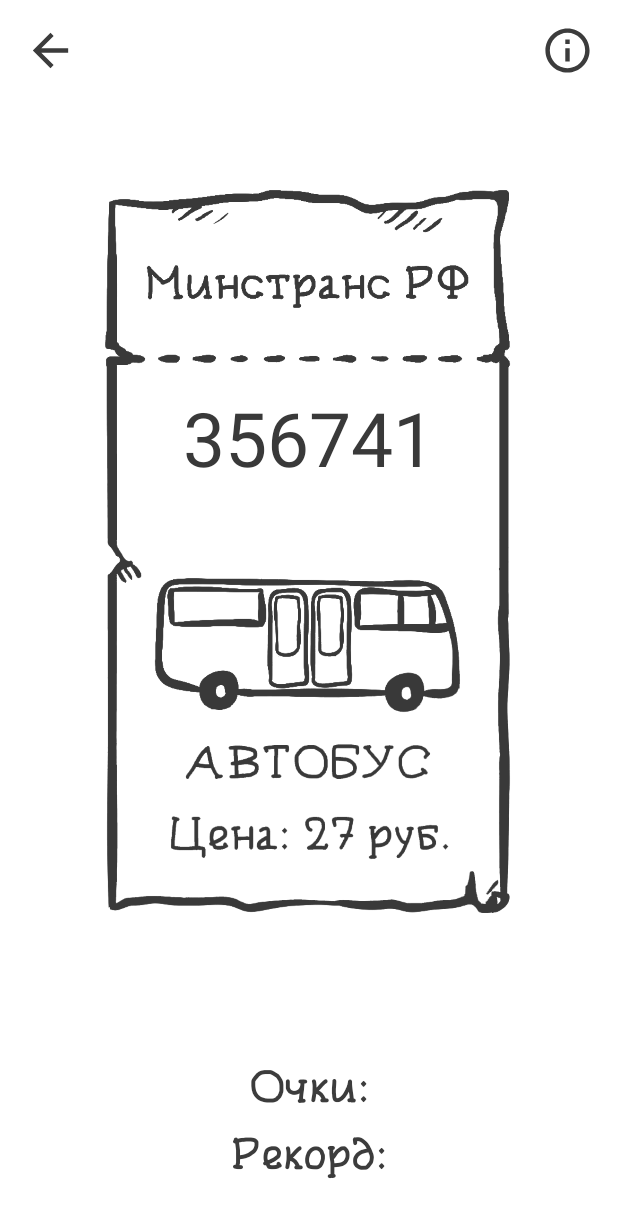
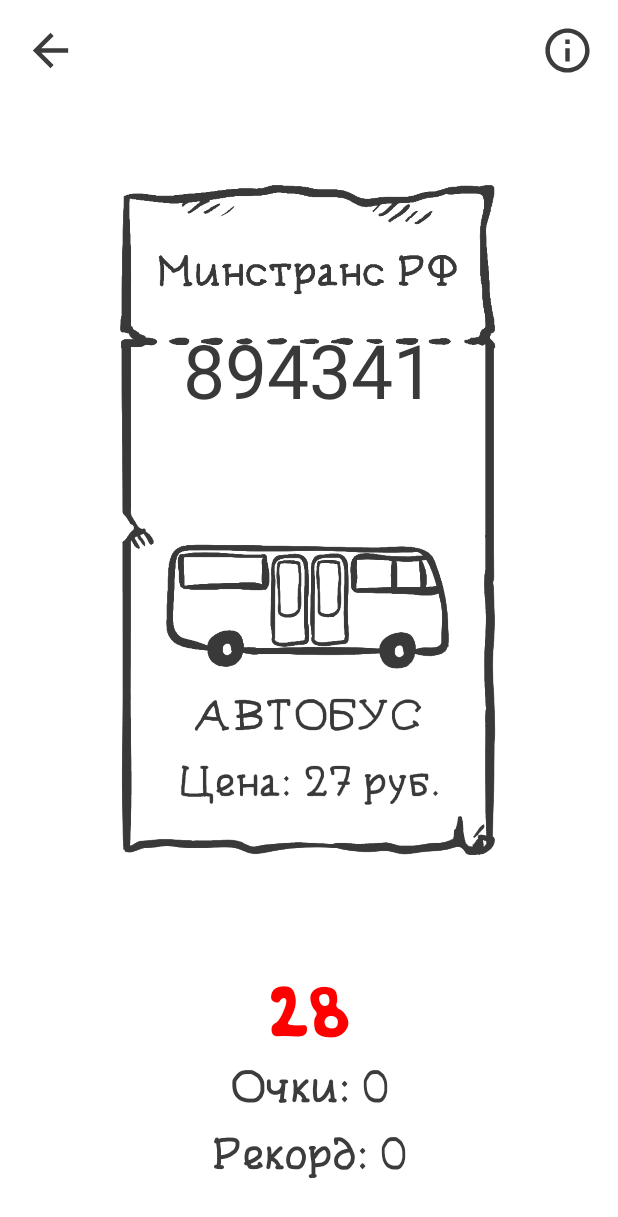
Before and after one commit to whatiamdoing/Ticket, an Android app: the fragment GameFragment shown on its own in the app's theme, on a phone screen of 412 x 824 dp. Shown: the top 1217 px of the screen. Run offline under Robolectric (Android 15) with nearby library versions, the phone set to English and light mode, and no system bars.

Commit message:
Добавлен SharedPreference с рекордами, рефакторинг, стиль, шрифт

```diff
--- a/app/src/main/java/com/ticket/ui/game/fragments/GameFragment.kt
+++ b/app/src/main/java/com/ticket/ui/game/fragments/GameFragment.kt
@@ -1,6 +1,7 @@
 package com.ticket.ui.game.fragments
 
 import android.os.Bundle
+import android.os.CountDownTimer
 import androidx.fragment.app.Fragment
 import android.view.LayoutInflater
 import android.view.View
@@ -8,14 +9,52 @@ import android.view.ViewGroup
 import com.ticket.R
 import com.ticket.ui.menu.MenuActivity
 import com.ticket.ui.tutorial.TutorialActivity
+import com.ticket.utils.Constants.Delays.GAME_DELAY
+import com.ticket.utils.Constants.Timer.MILLISECONDS_IN_SECONDS
+import com.ticket.utils.getUserRecord
+import com.ticket.utils.setUserRecord
 import kotlinx.android.synthetic.main.fragment_game.*
 
 class GameFragment : Fragment() {
+
+    private var points = 0
+
+    private val tickets =
+        arrayOf(114150, 425920, 461812, 479749, 499679, 207513, 401221, 777777, 111111, 222222, 112320, 105320, 543363,
+        333333, 444444, 555555, 666666, 888888, 999999, 367583, 195861, 861159, 673853, 570057, 409607, 229913,
+        524029, 146128, 994769, 104212, 425209, 345903, 123303, 123501, 312015, 543291, 194329, 907295, 333603,
+        123456, 654321, 333467, 567789, 778932, 223589, 737924, 423772, 234688, 782193, 727812, 516923, 352503,
+        234674, 672863, 678216, 261893, 216782, 399337, 680697, 638608, 289389, 711339, 444062, 968615, 405046,
+        132502, 101843, 798424, 780534, 386337, 894341, 468595, 480924, 700738, 145958, 168981, 408438, 212965)
 
     override fun onCreateView(
         inflater: LayoutInflater, container: ViewGroup?,
         savedInstanceState: Bundle?
     ): View? {
+
+        val gameTimer = object : CountDownTimer(
+            GAME_DELAY,
+            MILLISECONDS_IN_SECONDS
+        ){
+            override fun onFinish() {
+                tv_gameTime?.text = "Время вышло"
+                btn_left.isClickable = false
+                btn_right.isClickable = false
+                btn_back.isClickable = true
+                btn_info.isClickable = true
+                if(getUserRecord(activity!!) < points){
+                    setUserRecord(activity!!, points)
+                    tv_record?.text = String.format(getString(R.string.record), points)
+                }
+            }
+            override fun onTick(millisUntilFinished: Long) {
+                tv_gameTime?.text = (millisUntilFinished/MILLISECONDS_IN_SECONDS).toString()
+                btn_back?.isClickable = false
+                btn_info?.isClickable = false
+            }
+        }
+        gameTimer.start()
+
         return inflater.inflate(R.layout.fragment_game, container, false)
         }
 
@@ -23,12 +62,38 @@ class GameFragment : Fragment() {
         view: View,
         savedInstanceState: Bundle?) {
 
+        setOnClickListeners()
+        tv_gameTickets?.text = tickets.random().toString()
+        tv_points?.text = String.format(getString(R.string.points), points)
+        tv_record?.text = String.format((getString(R.string.record)), getUserRecord(activity!!))
+    }
+
+    private fun setOnClickListeners() {
+        btn_info?.setOnClickListener{
+            startActivity(TutorialActivity.newTutorialIntent(activity!!, false))
+        }
         btn_back?.setOnClickListener{
             startActivity(MenuActivity.newIntent(activity!!))
         }
-
-        btn_info?.setOnClickListener{
-            startActivity(TutorialActivity.newTutorialIntent(activity!!, false))
+        btn_left?.setOnClickListener {
+            if(ticketDefinition(tv_gameTickets.text.toString().toInt())){
+                points++
+                tv_points?.text = String.format(getString(R.string.points), points)
+            }
+            tv_gameTickets?.text = tickets.random().toString()
+        }
+        btn_right?.setOnClickListener {
+            if(!ticketDefinition(tv_gameTickets.text.toString().toInt())){
+                points++
+                tv_points?.text = String.format(getString(R.string.points), points)
+            }
+            tv_gameTickets?.text = tickets.random().toString()
         }
     }
+
+    private fun ticketDefinition(num: Int): Boolean {
+        val firstHalf: Int = num / 100000 + num / 10000 % 10 + num / 1000 % 10
+        val secondHalf: Int = num % 10 + num / 10 % 10 + num / 100 % 10
+        return  firstHalf == secondHalf
+    }
 }
--- a/app/src/main/java/com/ticket/ui/tutorial/fragments/FirstFragment.kt
+++ b/app/src/main/java/com/ticket/ui/tutorial/fragments/FirstFragment.kt
@@ -32,7 +32,7 @@ class FirstFragment : Fragment() {
             btn_exit.visibility = View.GONE
         }
         btn_exit.setOnClickListener{
-            startActivity(MenuActivity.newIntent(activity!!))
+            startActivity(GameActivity.newIntent(activity!!))
         }
     }
 }
--- a/app/src/main/java/com/ticket/utils/Constants.kt
+++ b/app/src/main/java/com/ticket/utils/Constants.kt
@@ -6,6 +6,7 @@ object Constants {
     }
 
     object Delays{
+        const val GAME_DELAY: Long = 30000
         const val SPLASH_TIME_DELAY: Long = 3000
         const val TIME_DELAY: Long = 1000
     }
--- a/app/src/main/java/com/ticket/utils/SharedPrefsHelper.kt
+++ b/app/src/main/java/com/ticket/utils/SharedPrefsHelper.kt
@@ -3,6 +3,7 @@ package com.ticket.utils
 import android.content.Context
 import com.ticket.utils.SharedPrefsHelper.Companion.PREF_KEY_LAUNCH
 import com.ticket.utils.SharedPrefsHelper.Companion.PREF_KEY_NAME
+import com.ticket.utils.SharedPrefsHelper.Companion.PREF_KEY_RECORD
 
 fun getIsFirstLaunch(context: Context): Boolean{
     return context.getSharedPreferences(SharedPrefsHelper.PREF_KEY_USER, Context.MODE_PRIVATE)
@@ -28,10 +29,23 @@ fun setUserName(context: Context, name: String) {
         .apply()
 }
 
+fun setUserRecord(context: Context, record: Int){
+    context.getSharedPreferences(SharedPrefsHelper.PREF_KEY_USER, Context.MODE_PRIVATE)
+        .edit()
+        .putInt(PREF_KEY_RECORD, record)
+        .apply()
+}
+
+fun getUserRecord(context: Context): Int{
+    return context.getSharedPreferences(SharedPrefsHelper.PREF_KEY_USER, Context.MODE_PRIVATE)
+        .getInt(PREF_KEY_RECORD, 0)
+}
+
 class SharedPrefsHelper{
     companion object {
         const val PREF_KEY_USER = "user_data"
         const val PREF_KEY_LAUNCH = "isFirstLaunch"
         const val PREF_KEY_NAME = "user_name"
+        const val PREF_KEY_RECORD = "user_record"
     }
 }
--- a/app/src/main/res/layout/fragment_game.xml
+++ b/app/src/main/res/layout/fragment_game.xml
@@ -8,9 +8,10 @@
     <RelativeLayout
         android:layout_width="match_parent"
         android:layout_alignParentTop="true"
-        android:layout_height="325dp">
+        android:layout_height="280dp">
 
         <TextView
+            android:id="@+id/tv_gameTickets"
             android:layout_alignParentBottom="true"
             android:layout_centerHorizontal="true"
             android:text="356741"
@@ -25,8 +26,8 @@
         android:src="@drawable/bus_ticket"
         android:layout_width="wrap_content"
         android:layout_height="wrap_content"
-        android:padding="70dp"
-        android:layout_marginTop="@dimen/spacing_huge_32"/>
+        android:padding="80dp"
+        android:layout_marginBottom="10dp"/>
 
     <androidx.appcompat.widget.AppCompatImageButton
         android:id="@+id/btn_info"
@@ -92,4 +93,13 @@
         style="@style/medium30.darkGray"
         android:layout_marginBottom="@dimen/spacing_huge_32"/>
 
+    <TextView
+        android:id="@+id/tv_gameTime"
+        android:text="0"
+        android:gravity="center"
+        style="@style/foma50.red"
+        android:layout_above="@id/tv_points"
+        android:layout_width="match_parent"
+        android:layout_height="wrap_content"/>
+
 </RelativeLayout>
--- a/app/src/main/res/values/strings.xml
+++ b/app/src/main/res/values/strings.xml
@@ -14,9 +14,9 @@
     <string name="friend">Друг</string>
     <string name="toBegin">Начать</string>
     <string name="records">Рекорды</string>
-    <string name="record">Рекорд:</string>
-    <string name="points">Очки:</string>
-    <string name="get_ready">Приготовься, игра начнётся через: %1$d </string>
+    <string name="record">Рекорд: %1$d</string>
+    <string name="points">Очки: %1$d</string>
+    <string name="get_ready">Приготовься, игра начнётся через: %1$d</string>
 
     <!-- TODO: Remove or change this placeholder text -->
     <string name="hello_blank_fragment">Hello blank fragment</string>
--- a/app/src/main/res/values/styles.xml
+++ b/app/src/main/res/values/styles.xml
@@ -8,7 +8,7 @@
 
     <style name="medium40">
         <item name="android:fontFamily">@font/ticket</item>
-        <item name="android:textSize">40dp</item>
+        <item name="android:textSize">40sp</item>
     </style>
 
     <style name="medium40.darkGray">
@@ -42,6 +42,15 @@
         <item name="android:textColor">@color/white</item>
     </style>
 
+    <style name="foma50">
+        <item name="android:textSize">50sp</item>
+        <item name="android:fontFamily">@font/foma</item>
+    </style>
+
+    <style name="foma50.red">
+        <item name="android:textColor">@color/red</item>
+    </style>
+
     <style name="medium80">
         <item name="android:textSize">80sp</item>
         <item name="android:fontFamily">@font/ticket</item>
```
Also changed, not shown: app/src/main/res/font/foma.ttf (added), 1 other file.
